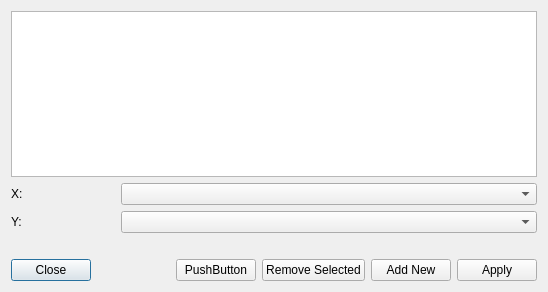
This is plotter_gui/edit_curves_dialog.ui in facontidavide/PlotJuggler as Qt 5 draws it before an edit. The edited form follows.
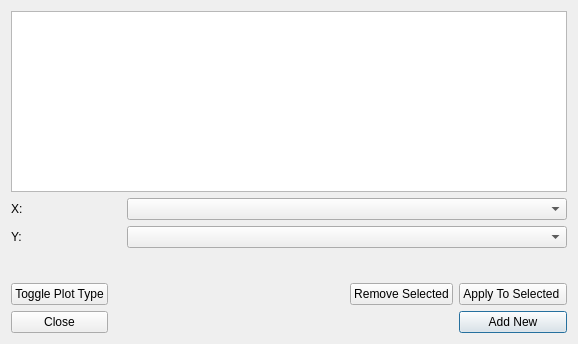
This is the edited form.

Patch:
```diff
--- a/plotter_gui/edit_curves_dialog.ui
+++ b/plotter_gui/edit_curves_dialog.ui
@@ -9,14 +9,51 @@
    <rect>
     <x>0</x>
     <y>0</y>
-    <width>548</width>
-    <height>292</height>
+    <width>578</width>
+    <height>344</height>
    </rect>
   </property>
   <property name="windowTitle">
    <string>Edit Data Sources</string>
   </property>
-  <layout class="QFormLayout" name="formLayout">
+  <layout class="QGridLayout" name="gridLayout_6">
+   <item row="0" column="0">
+    <widget class="QListWidget" name="listCurveWidget"/>
+   </item>
+   <item row="1" column="0">
+    <layout class="QGridLayout" name="gridLayout">
+     <item row="0" column="3">
+      <widget class="QLabel" name="labelX">
+       <property name="minimumSize">
+        <size>
+         <width>20</width>
+         <height>0</height>
+        </size>
+       </property>
+       <property name="text">
+        <string>X:</string>
+       </property>
+      </widget>
+     </item>
+     <item row="1" column="3">
+      <widget class="QLabel" name="labelY">
+       <property name="text">
+        <string>Y:</string>
+       </property>
+      </widget>
+     </item>
+     <item row="1" column="4" colspan="4">
+      <widget class="QComboBox" name="comboButtonBrowseY"/>
+     </item>
+     <item row="0" column="4" colspan="4">
+      <widget class="QComboBox" name="comboButtonBrowseX">
+       <property name="currentText">
+        <string/>
+       </property>
+      </widget>
+     </item>
+    </layout>
+   </item>
    <item row="2" column="0">
     <spacer name="verticalSpacer">
      <property name="orientation">
@@ -30,16 +67,16 @@
      </property>
     </spacer>
    </item>
-   <item row="3" column="0" colspan="2">
-    <layout class="QHBoxLayout" name="horizontalLayout">
-     <item>
-      <widget class="QPushButton" name="pushButtonClose">
+   <item row="4" column="0">
+    <layout class="QGridLayout" name="gridLayout_7">
+     <item row="2" column="4">
+      <widget class="QPushButton" name="pushButtonAddNew">
        <property name="text">
-        <string>Close</string>
+        <string>Add New</string>
        </property>
       </widget>
      </item>
-     <item>
+     <item row="2" column="2">
       <spacer name="horizontalSpacer">
        <property name="orientation">
         <enum>Qt::Horizontal</enum>
@@ -52,68 +89,31 @@
        </property>
       </spacer>
      </item>
-     <item>
+     <item row="1" column="1">
       <widget class="QPushButton" name="pushButtonToggleCurveType">
        <property name="text">
-        <string>PushButton</string>
+        <string>Toggle Plot Type</string>
        </property>
       </widget>
      </item>
-     <item>
+     <item row="2" column="1">
+      <widget class="QPushButton" name="pushButtonClose">
+       <property name="text">
+        <string>Close</string>
+       </property>
+      </widget>
+     </item>
+     <item row="1" column="4">
+      <widget class="QPushButton" name="pushButtonApply">
+       <property name="text">
+        <string>Apply To Selected </string>
+       </property>
+      </widget>
+     </item>
+     <item row="1" column="3">
       <widget class="QPushButton" name="pushButtonRemoveSelected">
        <property name="text">
         <string>Remove Selected</string>
-       </property>
-      </widget>
-     </item>
-     <item>
-      <widget class="QPushButton" name="pushButtonAddNew">
-       <property name="text">
-        <string>Add New</string>
-       </property>
-      </widget>
-     </item>
-     <item>
-      <widget class="QPushButton" name="pushButtonApply">
-       <property name="text">
-        <string>Apply</string>
-       </property>
-      </widget>
-     </item>
-    </layout>
-   </item>
-   <item row="0" column="0" colspan="2">
-    <widget class="QListWidget" name="listCurveWidget"/>
-   </item>
-   <item row="1" column="0" colspan="2">
-    <layout class="QGridLayout" name="gridLayout">
-     <item row="0" column="3">
-      <widget class="QLabel" name="label_2">
-       <property name="minimumSize">
-        <size>
-         <width>20</width>
-         <height>0</height>
-        </size>
-       </property>
-       <property name="text">
-        <string>X:</string>
-       </property>
-      </widget>
-     </item>
-     <item row="1" column="3">
-      <widget class="QLabel" name="label">
-       <property name="text">
-        <string>Y:</string>
-       </property>
-      </widget>
-     </item>
-     <item row="1" column="4" colspan="4">
-      <widget class="QComboBox" name="comboButtonBrowseY"/>
-     </item>
-     <item row="0" column="4" colspan="4">
-      <widget class="QComboBox" name="comboButtonBrowseX">
-       <property name="currentText">
-        <string/>
        </property>
       </widget>
      </item>
```
